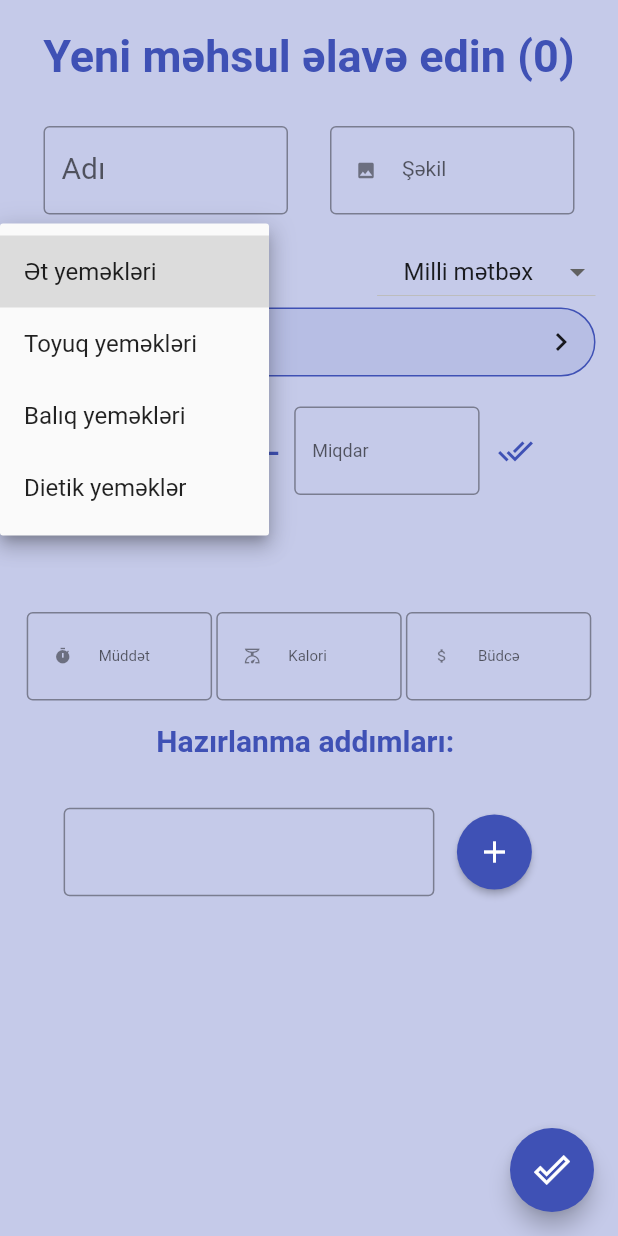
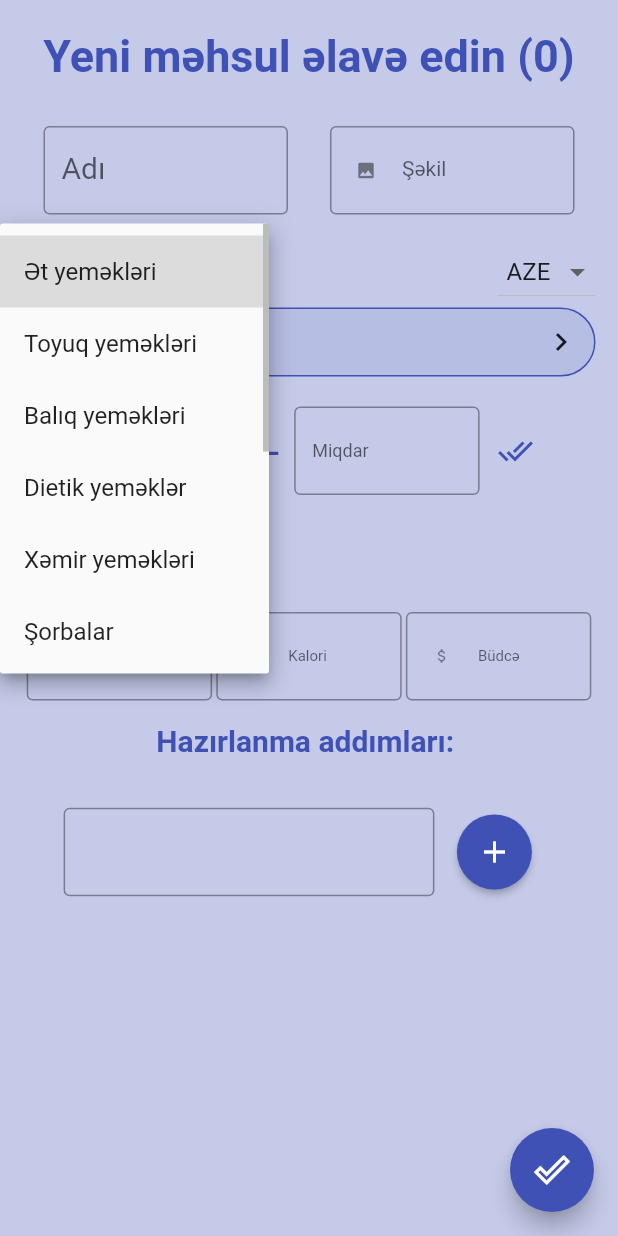
Before and after one commit to 4ZR41L/madam_admin, a Flutter app: the screen it shows after launch, after a tap on "Ət yeməkləri", on a phone screen of 412 x 824 dp. Run offline on Flutter 3.47's test engine with Material 2 defaults, Android fonts, the phone set to English and light mode, and no system bars; drawn by our look-alikes of multi_select_flutter; our stand-ins replace cloud_firestore, firebase_core, get; accounts and stored records are empty.

Commit message:
* project finished

```diff
--- a/lib/add_new_product_screen.dart
+++ b/lib/add_new_product_screen.dart
@@ -28,11 +28,21 @@ class _AddNewProductScreenState extends State<AddNewProductScreen> {
     "Toyuq yeməkləri",
     "Balıq yeməkləri",
     "Dietik yeməklər",
+    "Xəmir yeməkləri",
+    "Şorbalar",
+    "Salatlar",
+    "Desertlər",
+    "Kompotlar",
+    "Turşular",
+    "Mürəbbələr",
+    "Kokteyllər",
+
   ];
   final List<String> country = [
-    "Milli mətbəx",
-    "Türk mətbəxi",
-    "Əcnəbi yeməkləri",
+    "AZE",
+    "Türk",
+    "Rus",
+    "World"
   ];
 
   int preparationStepIndex = 100;
--- a/lib/controller.dart
+++ b/lib/controller.dart
@@ -6,7 +6,7 @@ class Controller extends GetxController {
   RxList ingredients = [].obs;
   RxList preparation = [].obs;
   String selectedCategory = "Ət yeməkləri";
-  String selectedCountry = "Milli mətbəx";
+  String selectedCountry = "AZE";
   RxInt allProductsCount = 0.obs;
 
   final imagePathController = TextEditingController();
--- a/lib/functions/get_products_from_firestore.dart
+++ b/lib/functions/get_products_from_firestore.dart
@@ -1,8 +1,11 @@
 import 'package:cloud_firestore/cloud_firestore.dart';
+
+
 
 Future<Map> getProductNamesFromFirestore() async {
   final allProducts = {};
 
+  //firestore reference for products
   final firestoreCollectionReference =
       await FirebaseFirestore.instance.collection('products').get();
   final firestoreDocuments = firestoreCollectionReference.docs;
@@ -11,7 +14,5 @@ Future<Map> getProductNamesFromFirestore() async {
     allProducts[i.data()['name']] = i.data()['id'];
   }
 
-
-
   return allProducts;
 }
```
Also changed, not shown: firebase.json (added), 3 other files.
